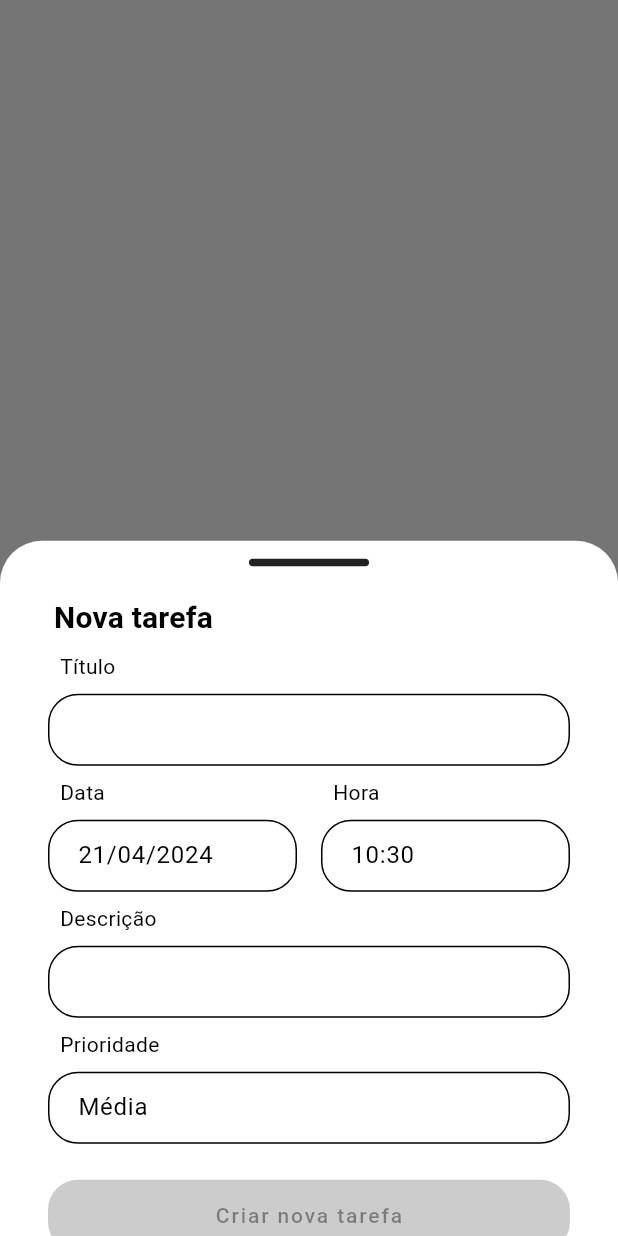
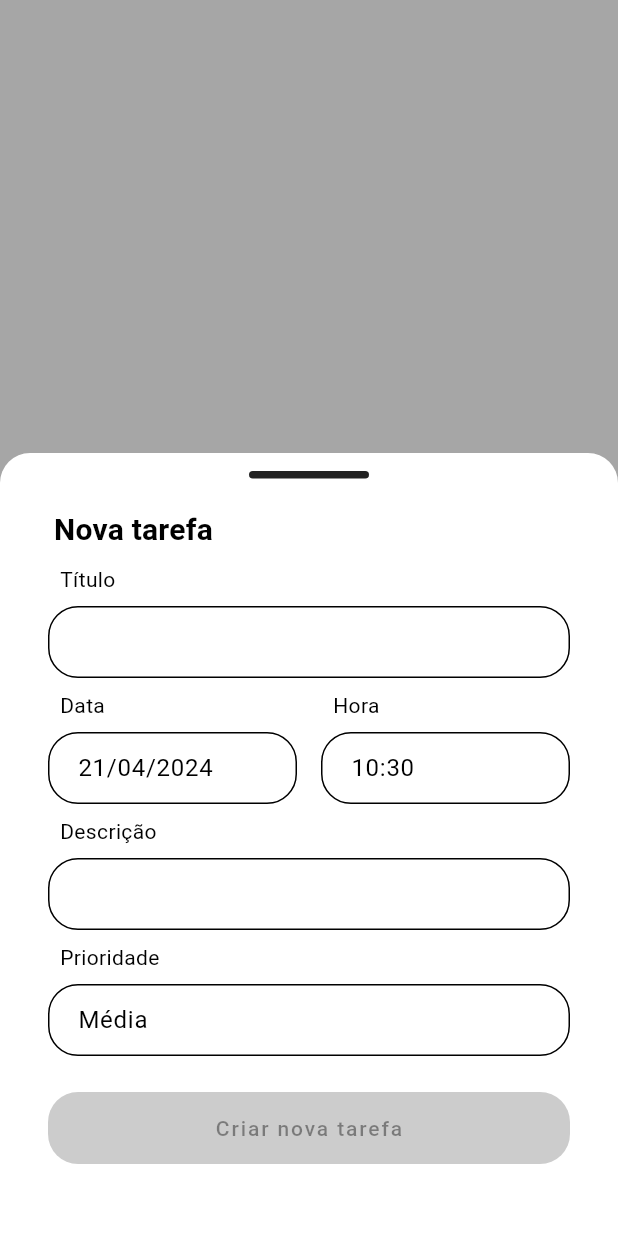
Before and after one commit to Bubba-io/task-hub, a Flutter app: what showTaskManagerModal() shows on an empty page, opened directly with empty values, on a phone screen of 412 x 824 dp. Run offline on Flutter 3.47's test engine with Material 3 defaults, Android fonts, the phone set to English and light mode, and no system bars; our stand-ins replace bloc, equatable, flutter_bloc, flutter_secure_storage, get, go_router and 2 more; accounts and stored records are empty; generated files the repository leaves out were written again.

Commit message:
fix: bottom sheets modal problems

```diff
--- a/lib/modules/task/view/widgets/task_manager_modal.dart
+++ b/lib/modules/task/view/widgets/task_manager_modal.dart
@@ -3,6 +3,7 @@ import 'package:flutter/material.dart';
 import 'package:flutter_bloc/flutter_bloc.dart';
 import 'package:get/instance_manager.dart';
 import 'package:go_router/go_router.dart';
+import 'package:modal_bottom_sheet/modal_bottom_sheet.dart';
 import 'package:task_hub/core/enums/enums.dart';
 import 'package:task_hub/core/styles/styles.dart';
 import 'package:task_hub/core/widgets/buttons/app_primary_button.dart';
@@ -22,13 +23,17 @@ Future<void> showTaskManagerModal(
   final formKey = GlobalKey<FormState>();
   final isCreation = type == ManagerModal.creation;
 
-  await showModalBottomSheet<void>(
+  await showMaterialModalBottomSheet<void>(
     context: context,
+    shape: const RoundedRectangleBorder(
+      borderRadius: BorderRadius.vertical(top: Radius.circular(20)),
+    ),
     builder: (BuildContext context) {
       return BlocBuilder<TaskManagerCubit, TaskManagerState>(
         bloc: controller,
         builder: (context, state) {
           return Column(
+            mainAxisSize: MainAxisSize.min,
             children: <Widget>[
               const SizedBox(height: EnumPaddings.x2Half),
               Container(
@@ -128,7 +133,7 @@ Future<void> showTaskManagerModal(
                         formKey.currentState?.validate();
                       },
                     ),
-                    const SizedBox(height: EnumPaddings.x3),
+                    const SizedBox(height: EnumPaddings.x6),
                   ],
                 ),
               ),
--- a/lib/modules/task/view/widgets/task_view_modal.dart
+++ b/lib/modules/task/view/widgets/task_view_modal.dart
@@ -3,6 +3,7 @@ import 'package:flutter/material.dart';
 import 'package:flutter_bloc/flutter_bloc.dart';
 import 'package:get/instance_manager.dart';
 import 'package:go_router/go_router.dart';
+import 'package:modal_bottom_sheet/modal_bottom_sheet.dart';
 import 'package:task_hub/core/enums/enums.dart';
 import 'package:task_hub/core/styles/styles.dart';
 import 'package:task_hub/core/widgets/buttons/app_primary_button.dart';
@@ -17,8 +18,11 @@ Future<void> showTaskViewModal(
 ) async {
   final controller = Get.find<TaskManagerCubit>();
 
-  await showModalBottomSheet<void>(
+  await showMaterialModalBottomSheet<void>(
     context: context,
+    shape: const RoundedRectangleBorder(
+      borderRadius: BorderRadius.vertical(top: Radius.circular(20)),
+    ),
     builder: (BuildContext context) {
       return BlocBuilder<TaskManagerCubit, TaskManagerState>(
         bloc: controller,
--- a/pubspec.yaml
+++ b/pubspec.yaml
@@ -21,6 +21,7 @@ dependencies:
   go_router: ^13.2.4
   intl: ^0.18.1
   lottie: ^3.1.0
+  modal_bottom_sheet: ^3.0.0
 
 dev_dependencies:
   bloc_test: ^9.1.6
```
Also changed, not shown: pubspec.lock.
